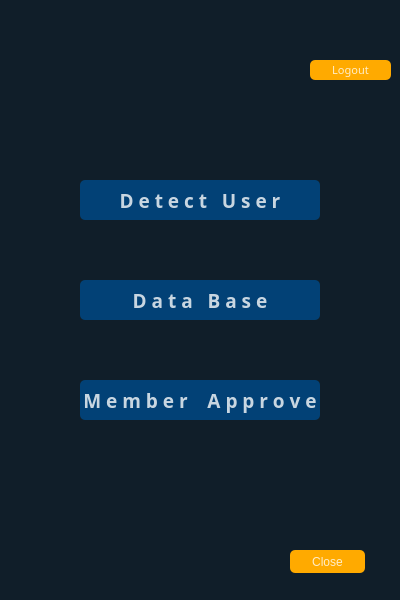
Old version of the form ui/adminpage.ui in the repository cach007/face_findeer.
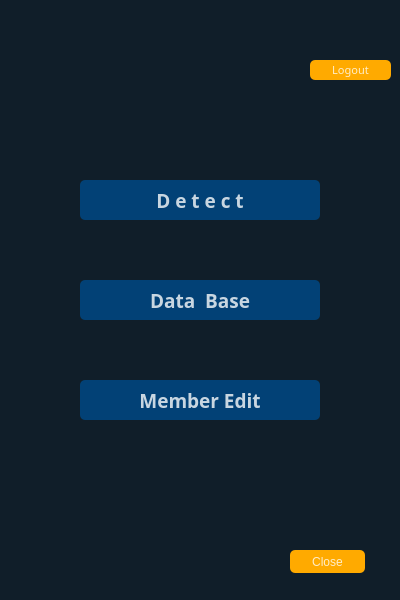
New version of the form. Icons and pictures are not drawn.

```diff
--- a/ui/adminpage.ui
+++ b/ui/adminpage.ui
@@ -66,7 +66,17 @@
 </string>
     </property>
     <property name="text">
-     <string>D e t e c t   U s e r</string>
+     <string>D e t e c t</string>
+    </property>
+    <property name="icon">
+     <iconset resource="../img/img.qrc">
+      <normaloff>:/newPrefix/face-detection (1).png</normaloff>:/newPrefix/face-detection (1).png</iconset>
+    </property>
+    <property name="iconSize">
+     <size>
+      <width>35</width>
+      <height>35</height>
+     </size>
     </property>
    </widget>
    <widget class="QPushButton" name="pushButton_2">
@@ -200,7 +210,17 @@
 </string>
     </property>
     <property name="text">
-     <string>D a t a   B a s e</string>
+     <string>Data  Base</string>
+    </property>
+    <property name="icon">
+     <iconset resource="../img/img.qrc">
+      <normaloff>:/newPrefix/data-transfer.png</normaloff>:/newPrefix/data-transfer.png</iconset>
+    </property>
+    <property name="iconSize">
+     <size>
+      <width>35</width>
+      <height>35</height>
+     </size>
     </property>
    </widget>
    <widget class="QPushButton" name="pushButton_5">
@@ -238,7 +258,17 @@
 </string>
     </property>
     <property name="text">
-     <string>M e m b e r    A p p r o v e</string>
+     <string>Member Edit</string>
+    </property>
+    <property name="icon">
+     <iconset resource="../img/img.qrc">
+      <normaloff>:/newPrefix/shift.png</normaloff>:/newPrefix/shift.png</iconset>
+    </property>
+    <property name="iconSize">
+     <size>
+      <width>35</width>
+      <height>35</height>
+     </size>
     </property>
    </widget>
   </widget>
```
Left out of the diff: 4 changed lines with no effect on the pictures.
